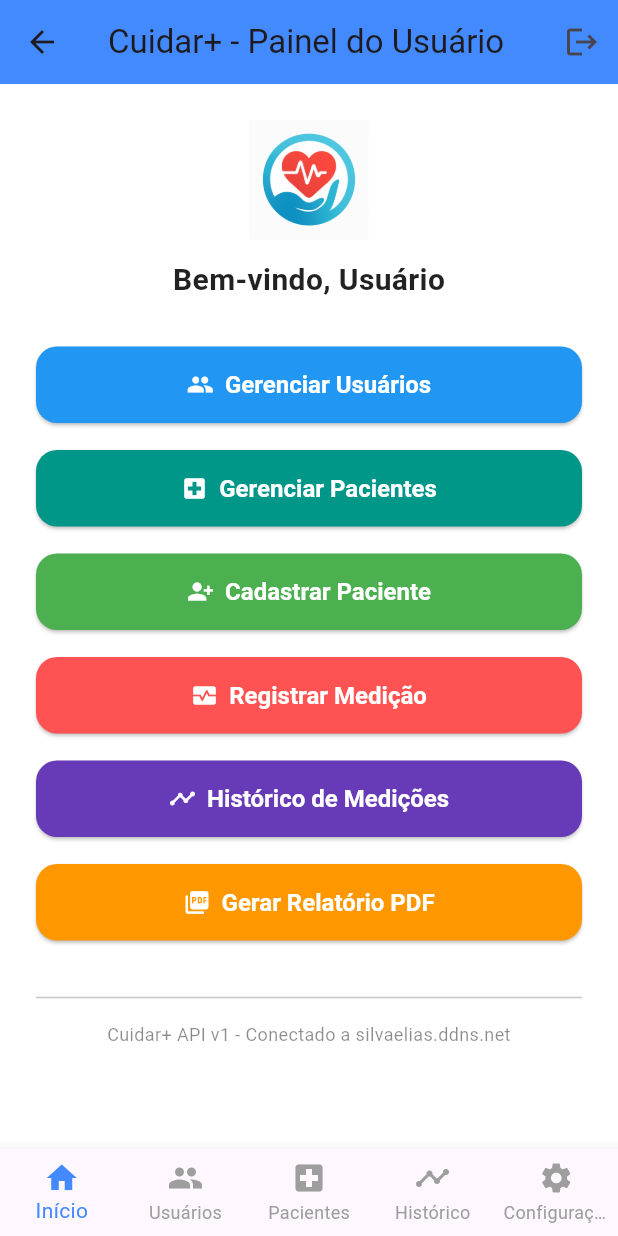
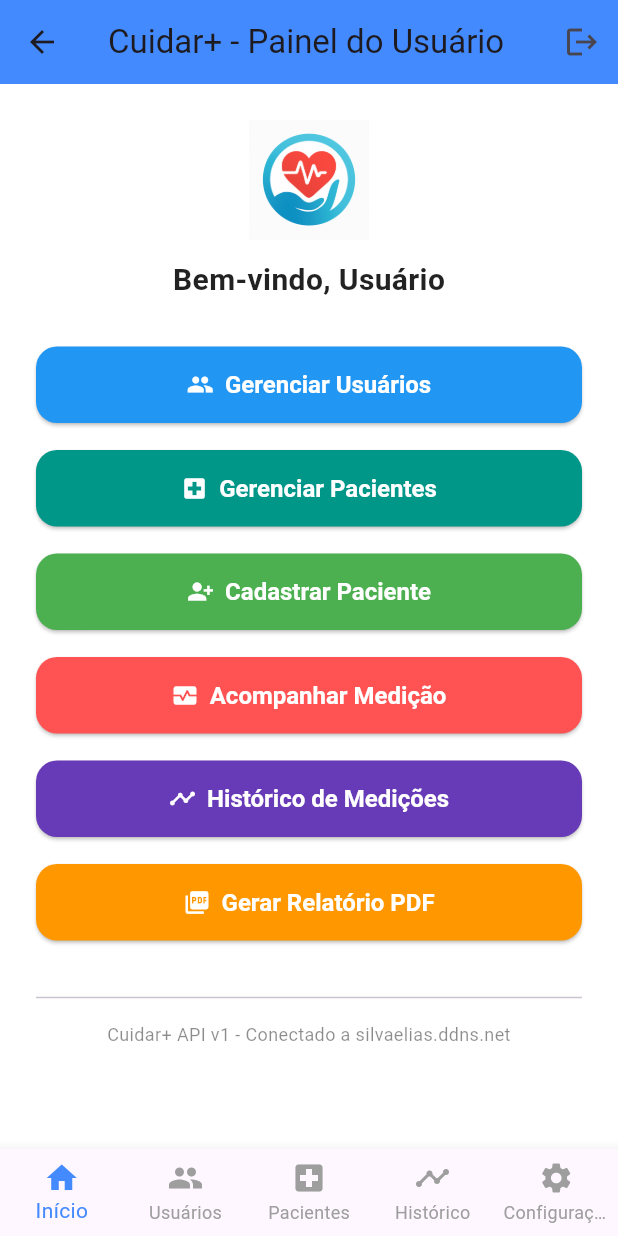
Before and after one commit to 70br/oxycare_app, a Flutter app: the HomePage screen opened by its route, on a phone screen of 412 x 824 dp. Run offline on Flutter 3.47's test engine with Material 3 defaults, Android fonts, the phone set to English and light mode, and no system bars; our stand-ins replace fl_chart, flutter_blue_plus, open_file, permission_handler, shared_preferences; accounts and stored records are empty.

Commit message:
refactor: update medição screen

```diff
--- a/lib/home_page.dart
+++ b/lib/home_page.dart
@@ -126,7 +126,7 @@ class _HomePageState extends State<HomePage> {
               ElevatedButton.icon(
                 onPressed: () => Navigator.pushNamed(context, '/registrar_medicao'),
                 icon: const Icon(Icons.monitor_heart),
-                label: const Text('Registrar Medição'),
+                label: const Text('Acompanhar Medição'),
                 style: _estiloBotao(Colors.redAccent),
               ),
               const SizedBox(height: 18),
--- a/lib/listar_pacientes_page.dart
+++ b/lib/listar_pacientes_page.dart
@@ -162,7 +162,7 @@ class _ListarPacientesPageState extends State<ListarPacientesPage> {
                           itemBuilder: (context) => [
                             const PopupMenuItem(
                               value: 'medicao',
-                              child: Text('Registrar Medição'),
+                              child: Text('Acompanhar Medição'),
                             ),
                             const PopupMenuItem(
                               value: 'relatorio',
--- a/lib/main.dart
+++ b/lib/main.dart
@@ -131,7 +131,7 @@ class TelaInicial extends StatelessWidget {
           ),
           ElevatedButton(
             onPressed: () => Navigator.pushNamed(context, '/registrar_medicao'),
-            child: const Text('Registrar Medição'),
+            child: const Text('Acompanhar Medição'),
           ),
           ElevatedButton(
             onPressed: () => Navigator.pushNamed(context, '/gerar_relatorio'),
```
